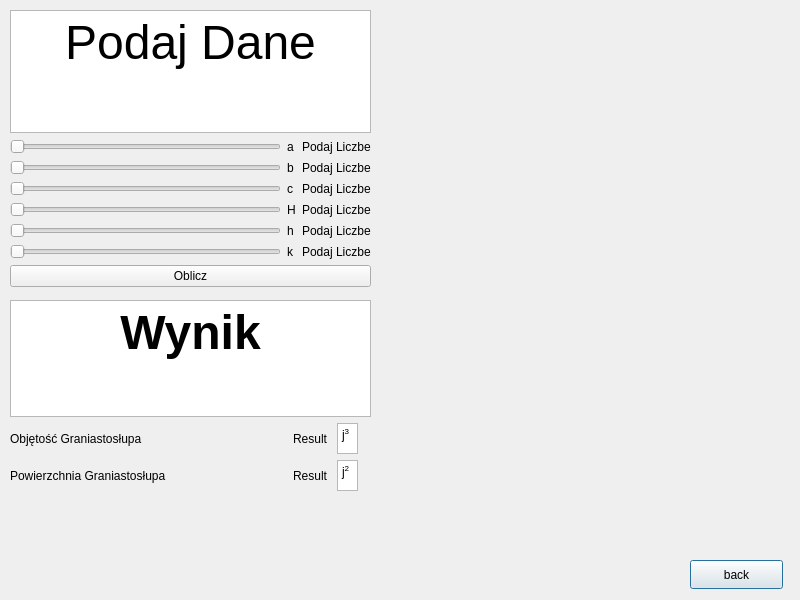
Qt form pyramidtriangle.ui (KwRafik/GeometryCalc) before a commit.
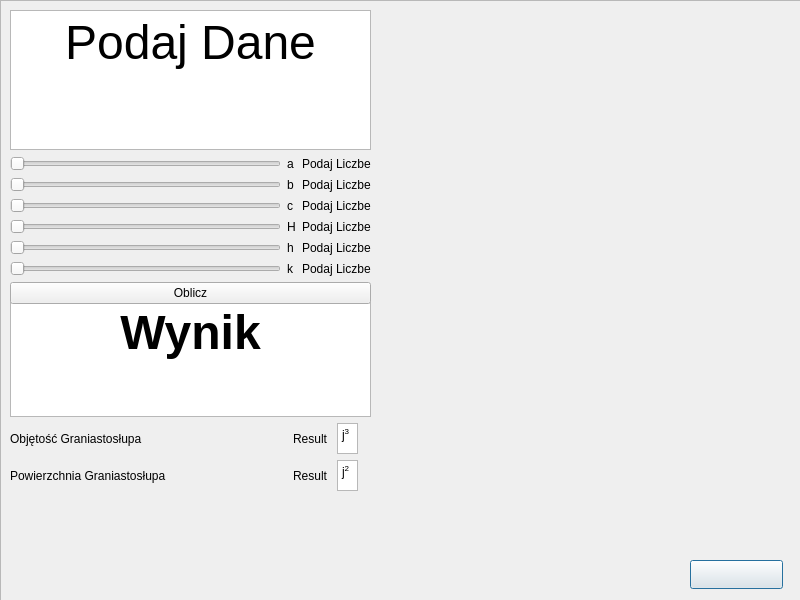
The same form after that commit. Icons and pictures are not drawn.

Patch:
```diff
--- a/pyramidtriangle.ui
+++ b/pyramidtriangle.ui
@@ -34,8 +34,11 @@
      <height>29</height>
     </rect>
    </property>
+   <property name="styleSheet">
+    <string notr="true">image: url(:/image/grafika/back.png);</string>
+   </property>
    <property name="text">
-    <string>back</string>
+    <string/>
    </property>
   </widget>
   <widget class="QWidget" name="layoutWidget">
@@ -187,7 +190,7 @@
      <x>10</x>
      <y>10</y>
      <width>361</width>
-     <height>277</height>
+     <height>294</height>
     </rect>
    </property>
    <layout class="QVBoxLayout" name="verticalLayout">
@@ -384,6 +387,30 @@
     <string/>
    </property>
   </widget>
+  <widget class="QFrame" name="frame">
+   <property name="geometry">
+    <rect>
+     <x>0</x>
+     <y>0</y>
+     <width>801</width>
+     <height>601</height>
+    </rect>
+   </property>
+   <property name="styleSheet">
+    <string notr="true">image: url(:/image/grafika/backgraund.png);</string>
+   </property>
+   <property name="frameShape">
+    <enum>QFrame::StyledPanel</enum>
+   </property>
+   <property name="frameShadow">
+    <enum>QFrame::Raised</enum>
+   </property>
+  </widget>
+  <zorder>frame</zorder>
+  <zorder>backbutton</zorder>
+  <zorder>layoutWidget</zorder>
+  <zorder>layoutWidget_2</zorder>
+  <zorder>label_8</zorder>
  </widget>
  <resources/>
  <connections/>
```
